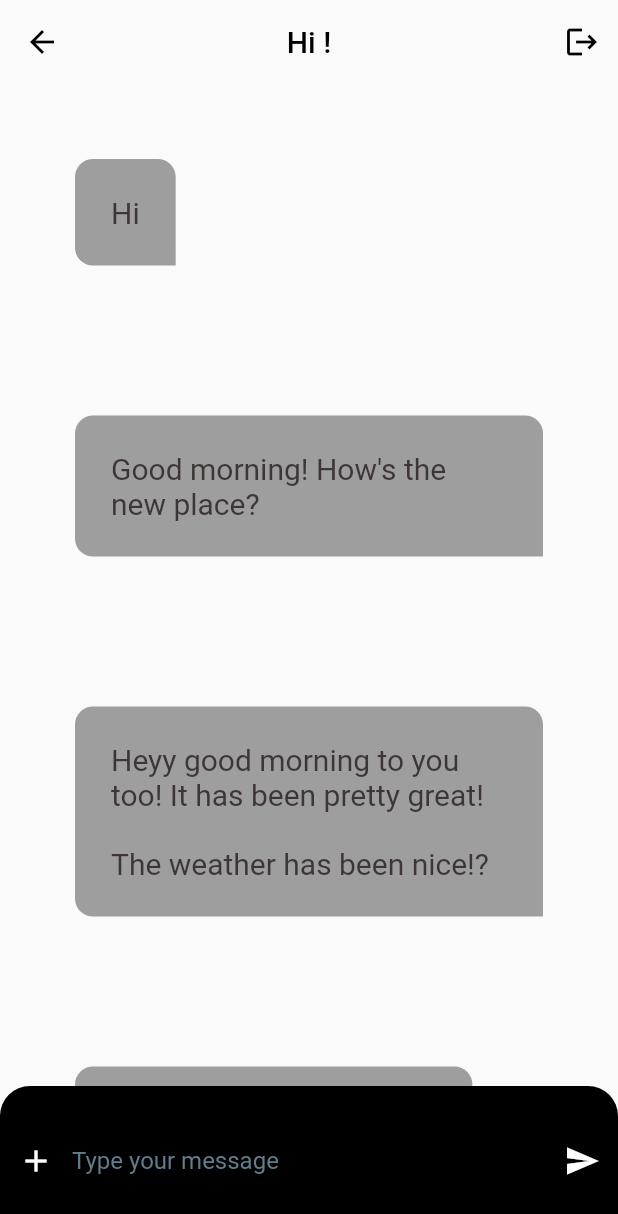
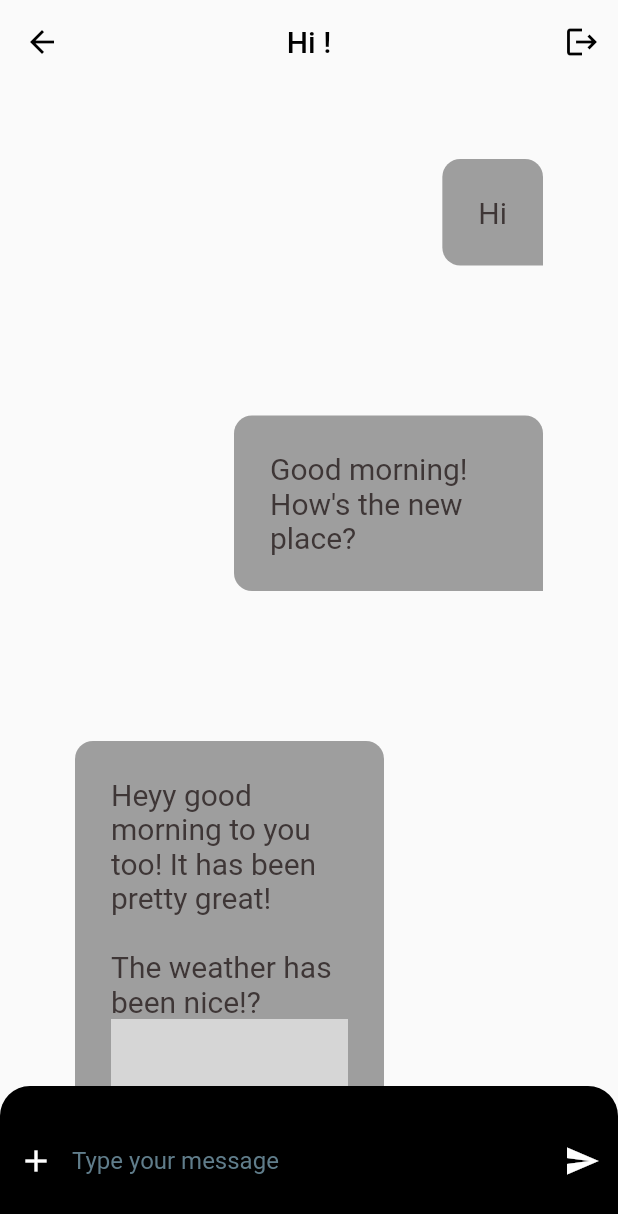
Before and after one commit to anhyeuemm/chat_app, a Flutter app: the ChatPage screen opened directly with empty values, on a phone screen of 412 x 824 dp. Shown: the top 1214 px of the screen. Run offline on Flutter 3.47's test engine with Material 2 defaults, Android fonts, the phone set to English and light mode, and no system bars; our stand-ins replace google_fonts; network calls fail; grey boxes are pictures that could not be loaded.

Commit message:
Improving UI with box constraints

```diff
--- a/assets/mock_messages.json
+++ b/assets/mock_messages.json
@@ -22,7 +22,7 @@
       "createdAt": 1598438599000,
       "id": "10003",
       "text": "Heyy good morning to you too! It has been pretty great! \n\nThe weather has been nice!?",
-      "image": "https://pixelford.com/api/img/small/Clouds in a blue sky_LIL_134208.jpg"
+      "image": "https://cdn.pixabay.com/photo/2021/01/11/08/53/sky-5907605_1280.jpg"
     },
     {
       "author": {
@@ -39,7 +39,7 @@
       "createdAt": 1598438599000,
       "id": "10004",
       "text": "Pixel really misses you btw!",
-      "image": "https://pixelford.com/api/img/small/Dog_LIL_134140.jpg"
+      "image": "https://hips.hearstapps.com/hmg-prod/images/portrait-of-a-bichon-frise-dog-royalty-free-image-1682312789.jpg?crop=0.668xw:1.00xh;0.126xw,0&resize=980:*"
     },
     {
       "author": {
--- a/lib/chat_page.dart
+++ b/lib/chat_page.dart
@@ -68,7 +68,7 @@ class _ChatPageState extends State<ChatPage> {
                 itemCount: _messages.length,
                 itemBuilder: (context, index) {
                   return ChatBubble(
-                      alignment: _messages[index].author.userName == 'pooja'
+                      alignment: _messages[index].author.userName == 'poojab26'
                           ? Alignment.centerRight
                           : Alignment.centerLeft,
                       entity: _messages[index]);
--- a/lib/models/chat_message_entity.dart
+++ b/lib/models/chat_message_entity.dart
@@ -13,6 +13,7 @@ class ChatMessageEntity {
       required this.author});
   factory ChatMessageEntity.fromJson(Map<String, dynamic> json) {
     return ChatMessageEntity(
+        imageUrl: json['image'],
         text: json['text'],
         id: json['id'],
         createdAt: json['createdAt'],
--- a/lib/widgets/chat-bubble.dart
+++ b/lib/widgets/chat-bubble.dart
@@ -12,6 +12,8 @@ class ChatBubble extends StatelessWidget {
     return Align(
       alignment: alignment,
       child: Container(
+        constraints:
+            BoxConstraints(maxWidth: MediaQuery.of(context).size.width * 0.5),
         padding: EdgeInsets.all(24),
         child: Column(
           mainAxisSize: MainAxisSize.min,
```
